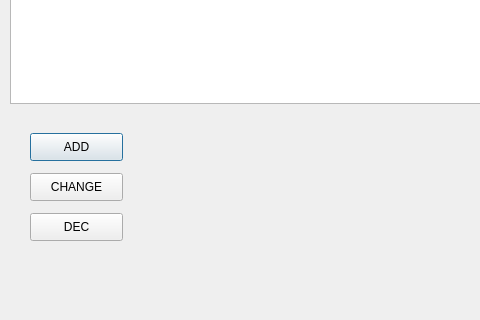
Old version of the form QtClass/admin_student.ui in the repository Nishikino-m/Qt-; both pictures show x 0 to 480 and y 237 to 557 of the 910 by 557 pixel window.
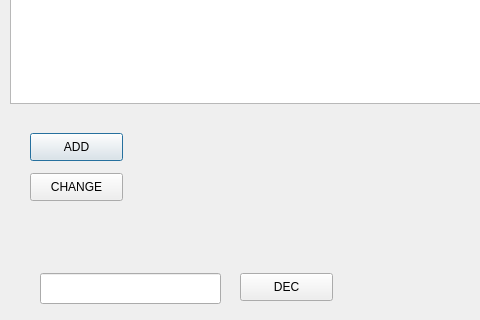
New version of the form.

What changed in the file:
```diff
--- a/QtClass/admin_student.ui
+++ b/QtClass/admin_student.ui
@@ -62,8 +62,8 @@
   <widget class="QPushButton" name="pushButton_3">
    <property name="geometry">
     <rect>
-     <x>30</x>
-     <y>450</y>
+     <x>240</x>
+     <y>510</y>
      <width>93</width>
      <height>28</height>
     </rect>
@@ -72,6 +72,16 @@
     <string>DEC</string>
    </property>
   </widget>
+  <widget class="QLineEdit" name="DeclineEdit">
+   <property name="geometry">
+    <rect>
+     <x>40</x>
+     <y>510</y>
+     <width>181</width>
+     <height>31</height>
+    </rect>
+   </property>
+  </widget>
  </widget>
  <resources/>
  <connections/>
```
